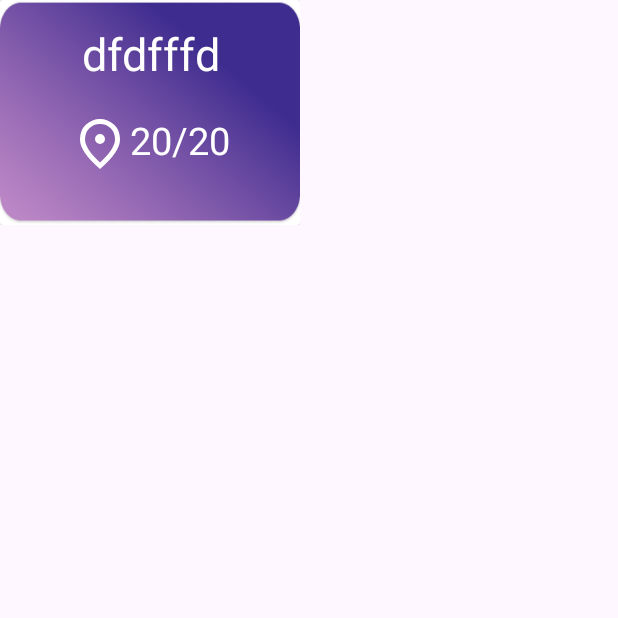
After one commit to sammaralaa/WeatherApp, an Android app: the fragment WeatherItemLayoutFragment shown on its own in the app's theme, on a phone screen of 412 x 824 dp, the top half of it. The commit adds this screen. Run offline under Robolectric (Android 15) with nearby library versions, the phone set to English and light mode, and no system bars.

Commit message:
favorite item layout

```diff
--- a/app/src/main/java/com/example/weatherproject/view/MapFragment.kt
+++ b/app/src/main/java/com/example/weatherproject/view/MapFragment.kt
@@ -127,7 +127,7 @@ class MapFragment : Fragment() {
         editor.apply() // or editor.commit() for synchronous saving
         Log.i("TAG", "saveData: $key == $value ")
     }
-    @SuppressLint("MissingInflatedId")
+    @SuppressLint("MissingInflatedId", "SuspiciousIndentation")
     private fun showDialog(){
         val option = false
         val inflater = layoutInflater
--- a/app/src/main/java/com/example/weatherproject/view/NewMapFragment.kt
+++ b/app/src/main/java/com/example/weatherproject/view/NewMapFragment.kt
@@ -164,7 +164,9 @@ class NewMapFragment : Fragment() {
         dialogView.findViewById<TextView>(R.id.dialogMessage).text= getString(R.string.favConf)
         yes.setOnClickListener{
            // findNavController().navigate(R.id.action_mapFragment_to_homeFragment)
+            addToFav(p)
             alertDialog.dismiss()
+            findNavController().navigate(R.id.action_newMapFragment_to_favoriteFragment)
         }
         no.setOnClickListener{
             Toast.makeText(requireContext(), "You clicked No", Toast.LENGTH_SHORT).show()
@@ -276,7 +278,7 @@ class NewMapFragment : Fragment() {
     }
 
     private fun addToFav(p: GeoPoint){
-
+        viewModel.insertWeather(p.latitude,p.longitude,"en","metric")
     }
 
 }
--- /dev/null
+++ b/app/src/main/java/com/example/weatherproject/view/favorite/WeatherItemLayoutFragment.kt
@@ -0,0 +1,26 @@
+package com.example.weatherproject.view.favorite
+
+import android.os.Bundle
+import androidx.fragment.app.Fragment
+import android.view.LayoutInflater
+import android.view.View
+import android.view.ViewGroup
+import com.example.weatherproject.R
+
+class WeatherItemLayoutFragment : Fragment() {
+
+
+    override fun onCreate(savedInstanceState: Bundle?) {
+        super.onCreate(savedInstanceState)
+
+    }
+
+    override fun onCreateView(
+        inflater: LayoutInflater, container: ViewGroup?,
+        savedInstanceState: Bundle?
+    ): View? {
+        // Inflate the layout for this fragment
+        return inflater.inflate(R.layout.fragment_weather_item_layout, container, false)
+    }
+
+}
--- a/app/src/main/java/com/example/weatherproject/view_model/favorite/FavFragmentViewModel.kt
+++ b/app/src/main/java/com/example/weatherproject/view_model/favorite/FavFragmentViewModel.kt
@@ -26,9 +26,12 @@ class FavFragmentViewModel(var repository: WeatherRepository) : ViewModel(){
             }
         }
     }
-    fun insertWeather(weatherModel: WeatherModel){
-        viewModelScope.launch {
-            repository.insertWeather(weatherModel)
+    fun insertWeather(lat: Double, lon: Double,lang : String,unit:String){
+        viewModelScope.launch(Dispatchers.IO){
+            var w = repository.getCurrentWeather(lat,lon,lang,unit)
+            var wm = WeatherModel(w?.name?:"",w?.coord?.lat?:0.0,w?.coord?.lon?:0.0,w?.main?.temp?:0.0,w?.main?.pressure?:0,w?.main?.humidity?:0,w?.weather?.get(0)?.description?:"")
+            repository.insertWeather(wm)
+            getAllLocalWeather()
         }
     }
     fun deleteWeather(weatherModel: WeatherModel){
@@ -37,16 +40,4 @@ class FavFragmentViewModel(var repository: WeatherRepository) : ViewModel(){
             getAllLocalWeather()
         }
     }
-    fun getCurrentWeather(lat: Double, lon: Double,lang : String,unit:String) {
-
-        viewModelScope.launch(Dispatchers.IO){
-            var w = repository.getCurrentWeather(lat,lon,lang,unit)
-            withContext(Dispatchers.Main){
-                var wm = WeatherModel(w?.name?:"",w?.coord?.lat?:0.0,w?.coord?.lon?:0.0,w?.main?.temp?:0.0,w?.main?.pressure?:0,w?.main?.humidity?:0,w?.weather?.get(0)?.description?:"")
-                repository.insertWeather(wm)
-                getAllLocalWeather()
-            }
-            Log.i("TAG", "viewModel: ${w?.wind?.deg}")
-        }
-    }
 }
--- /dev/null
+++ b/app/src/main/res/layout/fragment_weather_item_layout.xml
@@ -0,0 +1,72 @@
+<?xml version="1.0" encoding="utf-8"?>
+<androidx.constraintlayout.widget.ConstraintLayout xmlns:android="http://schemas.android.com/apk/res/android"
+    xmlns:tools="http://schemas.android.com/tools"
+    android:layout_width="wrap_content"
+    android:layout_height="wrap_content"
+    xmlns:app="http://schemas.android.com/apk/res-auto"
+    tools:context=".view.favorite.WeatherItemLayoutFragment">
+
+   <androidx.cardview.widget.CardView
+       android:layout_width="wrap_content"
+       android:layout_height="wrap_content"
+       app:layout_constraintTop_toTopOf="parent"
+       app:layout_constraintStart_toStartOf="parent"
+
+       >
+       <LinearLayout
+           android:layout_width="200dp"
+           android:layout_height="150dp"
+           android:orientation="vertical"
+           android:background="@drawable/rectangle"
+           >
+           <TextView
+               android:id="@+id/cardName"
+               android:layout_width="match_parent"
+               android:layout_height="wrap_content"
+               android:text="dfdfffd"
+               android:textColor="@color/white"
+               android:textSize="30dp"
+               android:gravity="center"
+               android:layout_marginTop="15dp"
+               />
+           <LinearLayout
+               android:layout_width="wrap_content"
+               android:layout_height="wrap_content"
+               android:orientation="horizontal"
+               android:layout_gravity="center"
+               android:layout_marginTop="20dp"
+               >
+               <ImageView
+                   android:layout_width="40dp"
+                   android:layout_height="40dp"
+                   android:src="@drawable/location"
+                   />
+               <TextView
+                   android:id="@+id/card_lat"
+                   android:layout_width="wrap_content"
+                   android:layout_height="wrap_content"
+                   android:textColor="@color/white"
+                   android:textSize="25dp"
+                   android:text="20"
+                   />
+               <TextView
+                   android:layout_width="wrap_content"
+                   android:layout_height="wrap_content"
+                   android:text="/"
+                   android:textColor="@color/white"
+                   android:textSize="25sp"
+                   />
+               <TextView
+                   android:id="@+id/card_lon"
+                   android:layout_width="wrap_content"
+                   android:layout_height="wrap_content"
+                   android:textColor="@color/white"
+                   android:textSize="25sp"
+                   android:text="20"
+                   />
+           </LinearLayout>
+       </LinearLayout>
+
+   </androidx.cardview.widget.CardView>
+
+</androidx.constraintlayout.widget.ConstraintLayout>
--- a/app/src/main/res/navigation/home_nav_graph.xml
+++ b/app/src/main/res/navigation/home_nav_graph.xml
@@ -55,5 +55,9 @@
     <fragment
         android:id="@+id/newMapFragment"
         android:name="com.example.weatherproject.view.NewMapFragment"
-        android:label="NewMapFragment" />
+        android:label="NewMapFragment" >
+        <action
+            android:id="@+id/action_newMapFragment_to_favoriteFragment"
+            app:destination="@id/favoriteFragment" />
+    </fragment>
 </navigation>
```
